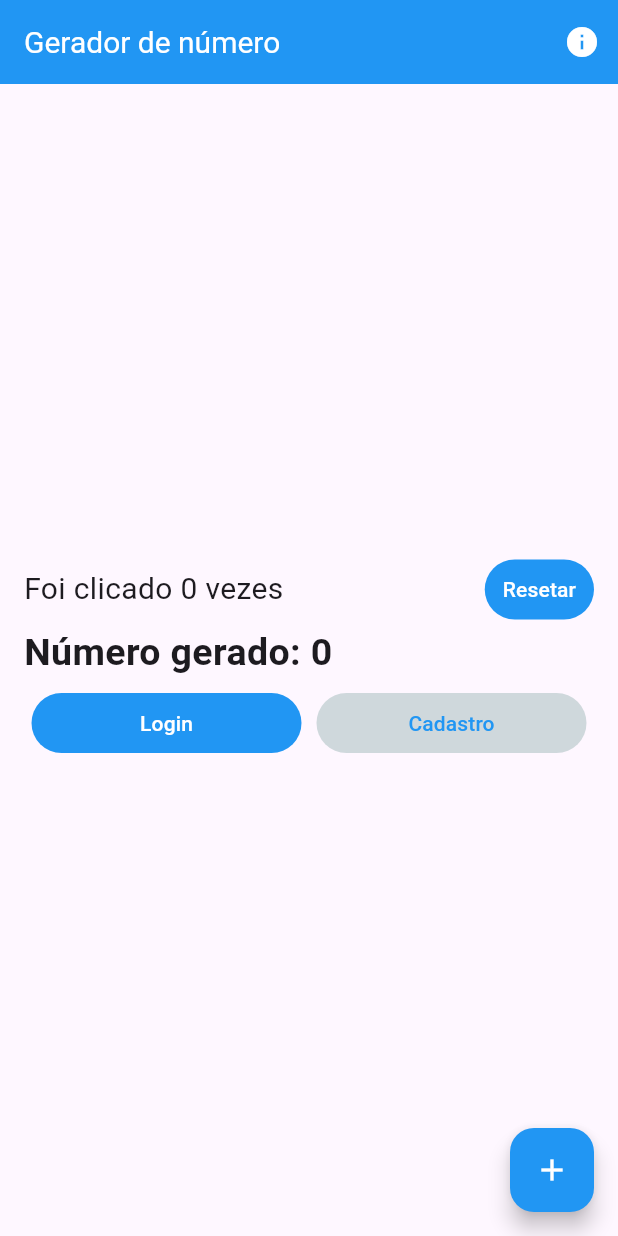
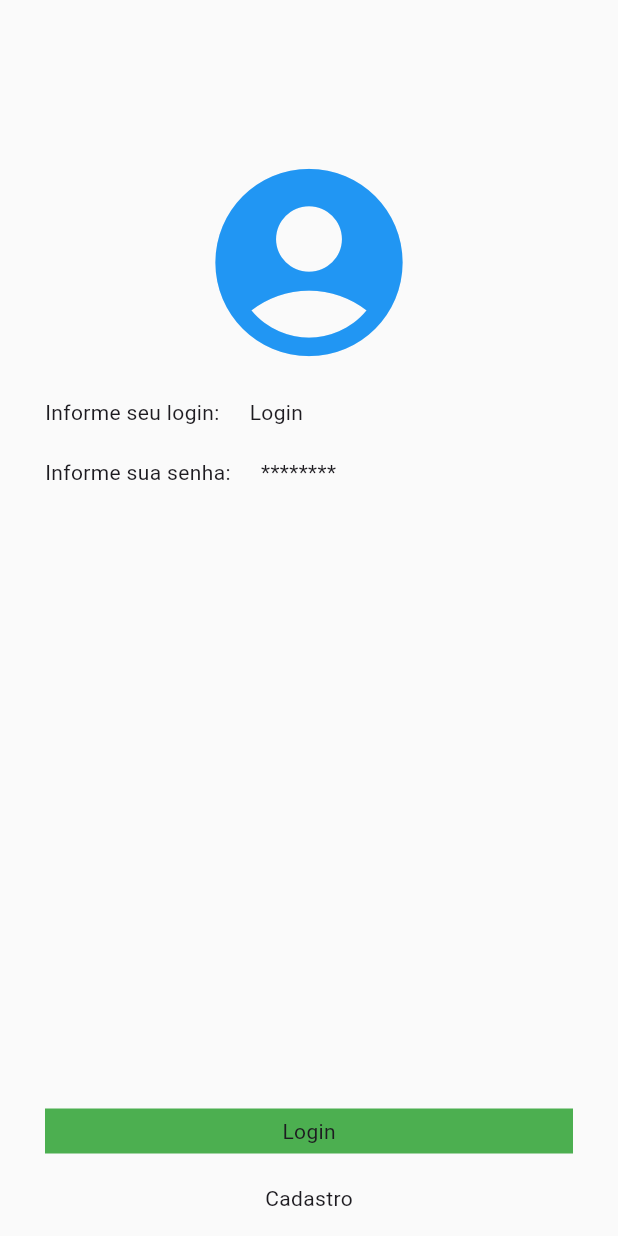
Before and after one commit to gabrielcamurcab/number-generator-flutter, a Flutter app: the screen it shows after launch, on a phone screen of 412 x 824 dp. Run offline on Flutter 3.47's test engine with Material 3 defaults, Android fonts, the phone set to English and light mode, and no system bars; our stand-ins replace google_fonts.

Commit message:
Login page - part 1

```diff
--- a/lib/my_app.dart
+++ b/lib/my_app.dart
@@ -1,7 +1,8 @@
 import 'package:flutter/material.dart';
 import 'package:google_fonts/google_fonts.dart';
+import 'package:trilhaapp/pages/login_page.dart';
 
-import 'pages/home_page.dart';
+// import 'pages/home_page.dart';
 
 class MyApp extends StatelessWidget {
   const MyApp({super.key});
@@ -18,7 +19,7 @@ class MyApp extends StatelessWidget {
               titleTextStyle: GoogleFonts.roboto(fontSize: 20),),
           textTheme: GoogleFonts.robotoTextTheme()),
       debugShowCheckedModeBanner: false,
-      home: const HomePage(),
+      home: const LoginPage(),
     );
   }
 }
--- /dev/null
+++ b/lib/pages/login_page.dart
@@ -0,0 +1,72 @@
+import 'package:flutter/material.dart';
+
+class LoginPage extends StatefulWidget {
+  const LoginPage({super.key});
+
+  @override
+  State<LoginPage> createState() => _LoginPageState();
+}
+
+class _LoginPageState extends State<LoginPage> {
+  @override
+  Widget build(BuildContext context) {
+    return SafeArea(
+      child: Scaffold(
+        backgroundColor: Colors.grey[50],
+        body: SizedBox(
+          width: double.infinity,
+          child: Column(
+            crossAxisAlignment: CrossAxisAlignment.center,
+            children: [
+            Container(
+              margin: const EdgeInsets.only(top: 100),
+              child: const Icon(Icons.account_circle_rounded, size: 150, color: Colors.blue),
+              ),
+            Container(
+              width: double.infinity,
+              margin: const EdgeInsets.fromLTRB(30, 10, 30, 0),
+              height: 30,
+              alignment: Alignment.center,
+              child: const Row(
+                children: [
+                  Text("Informe seu login:"),
+                  SizedBox(width: 20),
+                  Text("Login"),
+                ],
+              ),
+            ),
+            Container(
+              width: double.infinity,
+              margin: const EdgeInsets.fromLTRB(30, 10, 30, 0),
+              height: 30,
+              alignment: Alignment.center,
+              child: const Row(
+                children: [
+                  Text("Informe sua senha:"),
+                  SizedBox(width: 20),
+                  Text("********"),
+                ],
+              ),
+            ),
+            Expanded(child: Container()),
+            Container(
+              width: double.infinity,
+              margin: const EdgeInsets.symmetric(horizontal: 30, vertical: 5),
+              color: Colors.green,
+              height: 30,
+              alignment: Alignment.center,
+              child: const Text("Login"),
+            ),
+            Container(
+              width: double.infinity,
+              margin: const EdgeInsets.symmetric(horizontal: 30, vertical: 10),
+              height: 30,
+              alignment: Alignment.center,
+              child: const Text("Cadastro"),
+            )
+          ]),
+        ),
+      ),
+    );
+  }
+}
```
